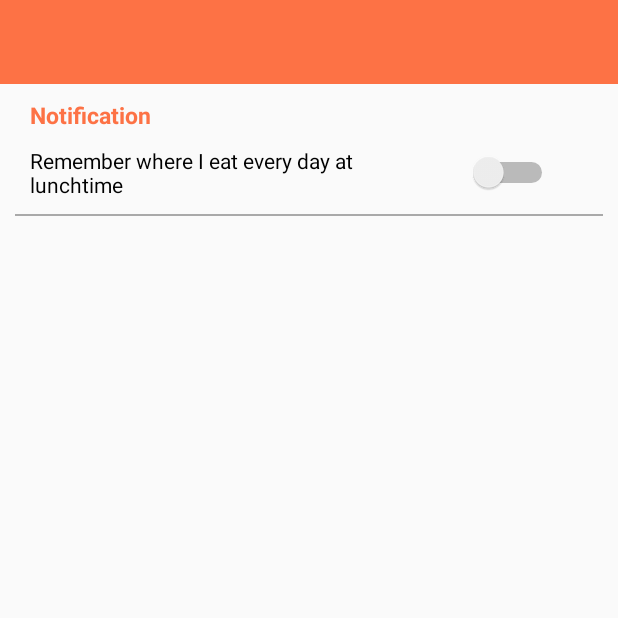
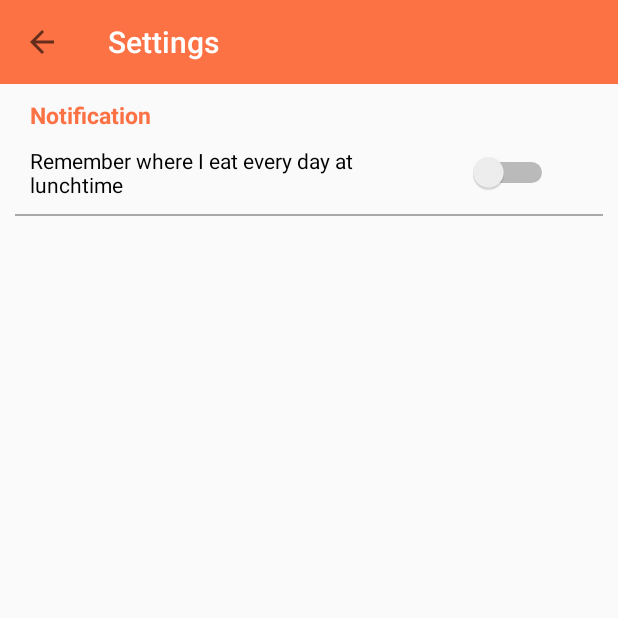
Before and after one commit to laminemessaci/Go4Lunch-Openclassrooms, an Android app: the SettingsActivity screen opened directly, with no data from a screen before it, on a phone screen of 412 x 824 dp, the top half of it. Run offline under Robolectric (Android 15) with nearby library versions, the light colour scheme and no system bars; our stand-ins replace ButterKnife; network calls fail.

Commit message:
Add back home in SettingsActivity

```diff
--- a/app/src/main/java/com/lamine/go4lunch/Controller/RestaurantActivity.java
+++ b/app/src/main/java/com/lamine/go4lunch/Controller/RestaurantActivity.java
@@ -60,8 +60,7 @@ public class RestaurantActivity extends BaseActivity {
     Button likeBtn;
     @BindView(R.id.restaurant_activity_go_button)
     FloatingActionButton floatButton;
-    @BindView(R.id.toolbar_restaurant)
-    Toolbar toolbar;
+    @BindView(R.id.toolbar_restaurant) Toolbar toolbar;
 
     private Disposable disposable;
     private String placeId;
--- a/app/src/main/java/com/lamine/go4lunch/Controller/SettingsActivity.java
+++ b/app/src/main/java/com/lamine/go4lunch/Controller/SettingsActivity.java
@@ -6,9 +6,13 @@ import android.widget.LinearLayout;
 import android.widget.Switch;
 
 import androidx.appcompat.app.AppCompatActivity;
+import androidx.appcompat.widget.Toolbar;
 
 import com.google.android.material.snackbar.Snackbar;
 import com.lamine.go4lunch.R;
+
+import butterknife.BindView;
+import butterknife.ButterKnife;
 
 public class SettingsActivity extends AppCompatActivity {
     private Switch enableNotification; // Used to add a switch
@@ -16,10 +20,13 @@ public class SettingsActivity extends AppCompatActivity {
     private SharedPreferences sharedPreferences; // Used to get our shared preferences
     private SharedPreferences.Editor editor; // Used to get data from the preferences
 
+    @BindView(R.id.toolbar_setting) Toolbar toolbar;
+
     @Override
     protected void onCreate(Bundle savedInstanceState) {
         super.onCreate(savedInstanceState);
         setContentView(R.layout.activity_settings);
+        ButterKnife.bind(this);
 
         // Bind all the view
         enableNotification = findViewById(R.id.notification_switch);
@@ -33,7 +40,16 @@ public class SettingsActivity extends AppCompatActivity {
         if(getSwitchState()) enableNotification.setChecked(true);
         else enableNotification.setChecked(false);
 
+        this.setSupportActionBar(toolbar);
+        this.getSupportActionBar().setDisplayHomeAsUpEnabled(true);
+
+
+        toolbar.setNavigationOnClickListener(v -> {
+            this.finish();
+        });
+
         updateSwitchState();
+
     }
 
     // Method that save the state of the switch in a boolean and display a snackbar to warn the user
--- a/app/src/main/res/layout/activity_settings.xml
+++ b/app/src/main/res/layout/activity_settings.xml
@@ -1,4 +1,5 @@
 <?xml version="1.0" encoding="utf-8"?>
+
 <LinearLayout xmlns:tools="http://schemas.android.com/tools"
     android:layout_height="wrap_content"
     android:layout_width="match_parent"
@@ -6,12 +7,16 @@
     android:orientation="vertical"
     xmlns:android="http://schemas.android.com/apk/res/android">
 
+
     <androidx.appcompat.widget.Toolbar
-        android:id="@+id/settings_toolbar"
+        android:id="@+id/toolbar_setting"
         android:layout_width="match_parent"
-        android:layout_height="wrap_content"
+        android:layout_height="?attr/actionBarSize"
+        app:layout_collapseMode="pin"
         android:background="@color/toolbar_background"
-        app:theme="@style/ThemeOverlay.AppCompat.Dark.ActionBar"/>
+        app:popupTheme="@style/ThemeOverlay.AppCompat.Light"
+        app:navigationIcon="?attr/homeAsUpIndicator"/>
+
 
     <LinearLayout
         android:layout_width="match_parent"
```
